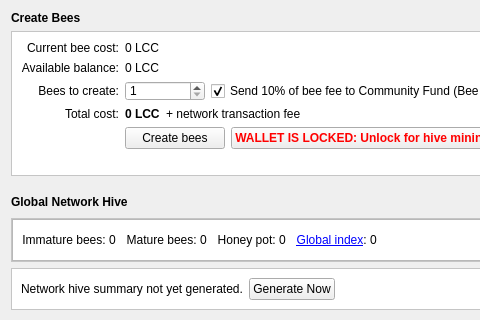
Before: the Qt Designer form src/qt/forms/hivedialog.ui in litecoincash-project/litecoincash, drawn with Qt 5; both pictures show x 0 to 480 and y 0 to 320 of the 864 by 500 pixel window.
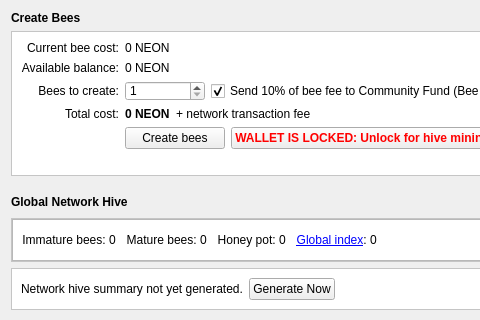
After: the same form once the commit is applied. Icons and pictures are not drawn. Custom widgets are drawn as their Qt base class.

Commit message: general: initial rename LCC -> NEON

Diff of the .ui file:
```diff
--- a/src/qt/forms/hivedialog.ui
+++ b/src/qt/forms/hivedialog.ui
@@ -158,7 +158,7 @@
            </font>
           </property>
           <property name="text">
-           <string>0 LCC</string>
+           <string>0 NEON</string>
           </property>
          </widget>
         </item>
@@ -269,7 +269,7 @@
            </font>
           </property>
           <property name="text">
-           <string>0 LCC</string>
+           <string>0 NEON</string>
           </property>
          </widget>
         </item>
@@ -393,7 +393,7 @@
            </font>
           </property>
           <property name="text">
-           <string>0 LCC</string>
+           <string>0 NEON</string>
           </property>
          </widget>
         </item>
```
Left out of the diff: 2 changed lines with no effect on the pictures. The commit also changes 344 other files.
